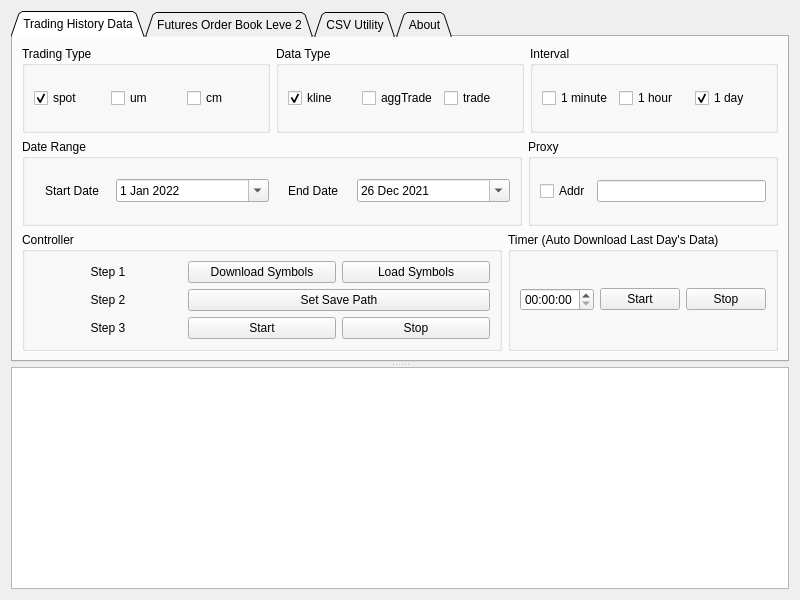
First picture: the form in quant/gui/widgets/MainForm.ui, repository KaiZheng2020/BinanceDownloader, before the edit.
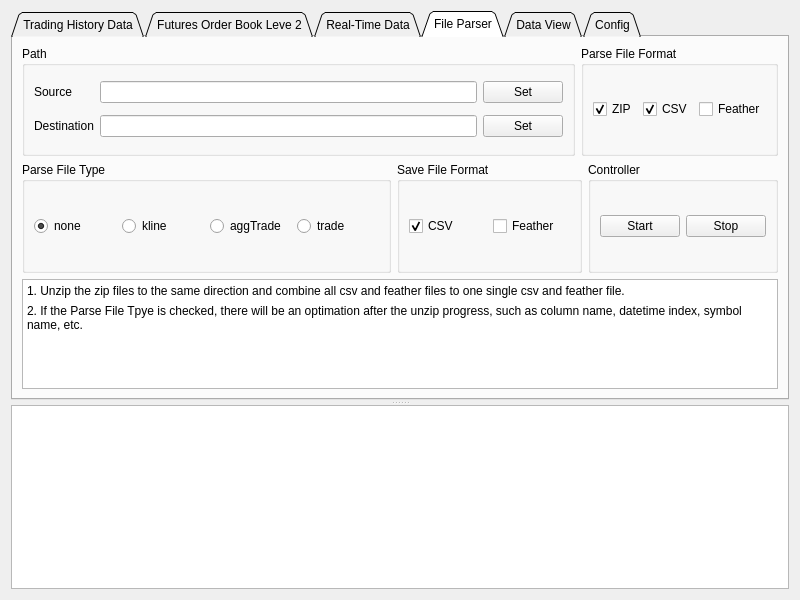
Second picture: the form after the edit. The open tabs and pages were chosen to show the change. Icons and pictures are not drawn.

Diff of the .ui file:
```diff
--- a/quant/gui/widgets/MainForm.ui
+++ b/quant/gui/widgets/MainForm.ui
@@ -64,7 +64,7 @@
        <enum>QTabWidget::Triangular</enum>
       </property>
       <property name="currentIndex">
-       <number>0</number>
+       <number>4</number>
       </property>
       <widget class="QWidget" name="tab_HistoryData">
        <attribute name="title">
@@ -244,7 +244,7 @@
                    <second>0</second>
                    <year>2021</year>
                    <month>12</month>
-                   <day>26</day>
+                   <day>23</day>
                   </datetime>
                  </property>
                  <property name="time">
@@ -313,34 +313,7 @@
                <string>Controller</string>
               </property>
               <layout class="QGridLayout" name="gridLayout">
-               <item row="0" column="0">
-                <widget class="QLabel" name="label_Step1">
-                 <property name="text">
-                  <string>Step 1</string>
-                 </property>
-                 <property name="alignment">
-                  <set>Qt::AlignCenter</set>
-                 </property>
-                </widget>
-               </item>
-               <item row="1" column="0">
-                <widget class="QLabel" name="label_Step2">
-                 <property name="text">
-                  <string>Step 2</string>
-                 </property>
-                 <property name="alignment">
-                  <set>Qt::AlignCenter</set>
-                 </property>
-                </widget>
-               </item>
-               <item row="1" column="1" colspan="2">
-                <widget class="QPushButton" name="pushButton_SetSavePath">
-                 <property name="text">
-                  <string>Set Save Path</string>
-                 </property>
-                </widget>
-               </item>
-               <item row="2" column="0">
+               <item row="2" column="1">
                 <widget class="QLabel" name="label_Step3">
                  <property name="text">
                   <string>Step 3</string>
@@ -350,28 +323,55 @@
                  </property>
                 </widget>
                </item>
-               <item row="2" column="1">
-                <widget class="QPushButton" name="pushButton_DownloaderStart">
-                 <property name="text">
-                  <string>Start</string>
-                 </property>
-                </widget>
-               </item>
-               <item row="0" column="1">
+               <item row="0" column="2">
                 <widget class="QPushButton" name="pushButton_DownloadSymbols">
                  <property name="text">
                   <string>Download Symbols</string>
                  </property>
                 </widget>
                </item>
-               <item row="0" column="2">
+               <item row="2" column="2">
+                <widget class="QPushButton" name="pushButton_DownloaderStart">
+                 <property name="text">
+                  <string>Start</string>
+                 </property>
+                </widget>
+               </item>
+               <item row="1" column="2" colspan="2">
+                <widget class="QPushButton" name="pushButton_SetSavePath">
+                 <property name="text">
+                  <string>Set Save Path</string>
+                 </property>
+                </widget>
+               </item>
+               <item row="1" column="1">
+                <widget class="QLabel" name="label_Step2">
+                 <property name="text">
+                  <string>Step 2</string>
+                 </property>
+                 <property name="alignment">
+                  <set>Qt::AlignCenter</set>
+                 </property>
+                </widget>
+               </item>
+               <item row="0" column="3">
                 <widget class="QPushButton" name="pushButton_LoadSymbols">
                  <property name="text">
                   <string>Load Symbols</string>
                  </property>
                 </widget>
                </item>
-               <item row="2" column="2">
+               <item row="0" column="1">
+                <widget class="QLabel" name="label_Step1">
+                 <property name="text">
+                  <string>Step 1</string>
+                 </property>
+                 <property name="alignment">
+                  <set>Qt::AlignCenter</set>
+                 </property>
+                </widget>
+               </item>
+               <item row="2" column="3">
                 <widget class="QPushButton" name="pushButton_DownloaderStop">
                  <property name="text">
                   <string>Stop</string>
@@ -566,28 +566,342 @@
         </widget>
        </widget>
       </widget>
-      <widget class="QWidget" name="tab_Utility">
+      <widget class="QWidget" name="tab_Realtime">
        <attribute name="title">
-        <string>CSV Utility</string>
+        <string>Real-Time Data</string>
        </attribute>
-       <widget class="QGroupBox" name="groupBox_CSV2Feature">
+      </widget>
+      <widget class="QWidget" name="tab_Parser">
+       <attribute name="title">
+        <string>File Parser</string>
+       </attribute>
+       <layout class="QVBoxLayout" name="verticalLayout_2" stretch="3,3,3">
+        <item>
+         <layout class="QHBoxLayout" name="horizontalLayout_FileParserUp">
+          <item>
+           <widget class="QGroupBox" name="groupBox_Path">
+            <property name="title">
+             <string>Path</string>
+            </property>
+            <layout class="QGridLayout" name="gridLayout_4">
+             <item row="1" column="0">
+              <widget class="QLabel" name="label_Des">
+               <property name="text">
+                <string>Destination</string>
+               </property>
+              </widget>
+             </item>
+             <item row="0" column="0">
+              <widget class="QLabel" name="label_Src">
+               <property name="text">
+                <string>Source</string>
+               </property>
+              </widget>
+             </item>
+             <item row="1" column="2">
+              <widget class="QPushButton" name="pushButton_SetDesDir">
+               <property name="text">
+                <string>Set</string>
+               </property>
+              </widget>
+             </item>
+             <item row="0" column="1">
+              <widget class="QLineEdit" name="lineEdit_SrcDir"/>
+             </item>
+             <item row="0" column="2">
+              <widget class="QPushButton" name="pushButton_SetSrcDir">
+               <property name="text">
+                <string>Set</string>
+               </property>
+              </widget>
+             </item>
+             <item row="1" column="1">
+              <widget class="QLineEdit" name="lineEdit_DesDir"/>
+             </item>
+            </layout>
+           </widget>
+          </item>
+          <item>
+           <widget class="QGroupBox" name="groupBox_ParseFileFormat">
+            <property name="title">
+             <string>Parse File Format</string>
+            </property>
+            <layout class="QGridLayout" name="gridLayout_5">
+             <item row="0" column="0">
+              <widget class="QCheckBox" name="checkBox_ParseZIP">
+               <property name="tabletTracking">
+                <bool>false</bool>
+               </property>
+               <property name="text">
+                <string>ZIP</string>
+               </property>
+               <property name="checked">
+                <bool>true</bool>
+               </property>
+              </widget>
+             </item>
+             <item row="0" column="1">
+              <widget class="QCheckBox" name="checkBox_ParseCSV">
+               <property name="tabletTracking">
+                <bool>false</bool>
+               </property>
+               <property name="text">
+                <string>CSV</string>
+               </property>
+               <property name="checked">
+                <bool>true</bool>
+               </property>
+              </widget>
+             </item>
+             <item row="0" column="2">
+              <widget class="QCheckBox" name="checkBox_ParseFeather">
+               <property name="text">
+                <string>Feather</string>
+               </property>
+              </widget>
+             </item>
+            </layout>
+           </widget>
+          </item>
+         </layout>
+        </item>
+        <item>
+         <layout class="QHBoxLayout" name="horizontalLayout" stretch="2,1,1">
+          <item>
+           <widget class="QGroupBox" name="groupBox_ParseFileTpye">
+            <property name="title">
+             <string>Parse File Type</string>
+            </property>
+            <layout class="QGridLayout" name="gridLayout_ParseFileType">
+             <item row="0" column="2">
+              <widget class="QRadioButton" name="radioButton_AggTrade">
+               <property name="text">
+                <string>aggTrade</string>
+               </property>
+              </widget>
+             </item>
+             <item row="0" column="3">
+              <widget class="QRadioButton" name="radioButton_Trade">
+               <property name="text">
+                <string>trade</string>
+               </property>
+              </widget>
+             </item>
+             <item row="0" column="1">
+              <widget class="QRadioButton" name="radioButton_Kline">
+               <property name="text">
+                <string>kline</string>
+               </property>
+              </widget>
+             </item>
+             <item row="0" column="0">
+              <widget class="QRadioButton" name="radioButton_None">
+               <property name="text">
+                <string>none</string>
+               </property>
+               <property name="checked">
+                <bool>true</bool>
+               </property>
+              </widget>
+             </item>
+            </layout>
+           </widget>
+          </item>
+          <item>
+           <widget class="QGroupBox" name="groupBox_SaveFileFormat">
+            <property name="title">
+             <string>Save File Format</string>
+            </property>
+            <layout class="QGridLayout" name="gridLayout_SaveFileFormat">
+             <item row="0" column="1">
+              <widget class="QCheckBox" name="checkBox_SaveFeather">
+               <property name="text">
+                <string>Feather</string>
+               </property>
+              </widget>
+             </item>
+             <item row="0" column="0">
+              <widget class="QCheckBox" name="checkBox_SaveCSV">
+               <property name="text">
+                <string>CSV</string>
+               </property>
+               <property name="checked">
+                <bool>true</bool>
+               </property>
+              </widget>
+             </item>
+            </layout>
+           </widget>
+          </item>
+          <item>
+           <widget class="QGroupBox" name="groupBox_FileParserController">
+            <property name="title">
+             <string>Controller</string>
+            </property>
+            <layout class="QGridLayout" name="gridLayout_FileParserController">
+             <item row="0" column="0">
+              <widget class="QPushButton" name="pushButton_ParseStart">
+               <property name="text">
+                <string>Start</string>
+               </property>
+              </widget>
+             </item>
+             <item row="0" column="1">
+              <widget class="QPushButton" name="pushButton_ParseStop">
+               <property name="text">
+                <string>Stop</string>
+               </property>
+              </widget>
+             </item>
+            </layout>
+           </widget>
+          </item>
+         </layout>
+        </item>
+        <item>
+         <widget class="QTextBrowser" name="textBrowser_FileParseNotice">
+          <property name="autoFillBackground">
+           <bool>false</bool>
+          </property>
+          <property name="markdown">
+           <string>1. Unzip the zip files to the same direction and combine all csv and feather
+files to one single csv and feather file. 
+
+2. If the Parse File Tpye is checked, there will be an optimation after the
+unzip progress, such as column name, datetime index, symbol name, etc.    
+
+</string>
+          </property>
+          <property name="html">
+           <string>&lt;!DOCTYPE HTML PUBLIC &quot;-//W3C//DTD HTML 4.0//EN&quot; &quot;http://www.w3.org/TR/REC-html40/strict.dtd&quot;&gt;
+&lt;html&gt;&lt;head&gt;&lt;meta name=&quot;qrichtext&quot; content=&quot;1&quot; /&gt;&lt;meta charset=&quot;utf-8&quot; /&gt;&lt;style type=&quot;text/css&quot;&gt;
+p, li { white-space: pre-wrap; }
+hr { height: 1px; border-width: 0; }
+&lt;/style&gt;&lt;/head&gt;&lt;body style=&quot; font-family:'Microsoft YaHei UI'; font-size:9pt; font-weight:400; font-style:normal;&quot;&gt;
+&lt;p style=&quot; margin-top:6px; margin-bottom:6px; margin-left:0px; margin-right:0px; -qt-block-indent:0; text-indent:0px;&quot;&gt;1. Unzip the zip files to the same direction and combine all csv and feather files to one single csv and feather file. &lt;/p&gt;
+&lt;p style=&quot; margin-top:6px; margin-bottom:6px; margin-left:0px; margin-right:0px; -qt-block-indent:0; text-indent:0px;&quot;&gt;2. If the Parse File Tpye is checked, there will be an optimation after the unzip progress, such as column name, datetime index, symbol name, etc.    &lt;/p&gt;&lt;/body&gt;&lt;/html&gt;</string>
+          </property>
+         </widget>
+        </item>
+       </layout>
+      </widget>
+      <widget class="QWidget" name="tab_DataView">
+       <attribute name="title">
+        <string>Data View</string>
+       </attribute>
+       <layout class="QVBoxLayout" name="verticalLayout_4">
+        <item>
+         <layout class="QGridLayout" name="gridLayout_2">
+          <item row="0" column="0">
+           <widget class="QPushButton" name="pushButton_DataView_Open">
+            <property name="text">
+             <string>Open</string>
+            </property>
+           </widget>
+          </item>
+          <item row="0" column="1">
+           <widget class="QPushButton" name="pushButton_DataView_Info">
+            <property name="text">
+             <string>Info</string>
+            </property>
+           </widget>
+          </item>
+          <item row="0" column="2">
+           <widget class="QPushButton" name="pushButton_DataView_Null">
+            <property name="text">
+             <string>Null</string>
+            </property>
+           </widget>
+          </item>
+          <item row="0" column="3">
+           <widget class="QPushButton" name="pushButton_DataView_Describe">
+            <property name="text">
+             <string>Describe</string>
+            </property>
+           </widget>
+          </item>
+          <item row="0" column="4">
+           <widget class="QPushButton" name="pushButton_DataView_Scatter">
+            <property name="text">
+             <string>Scatter</string>
+            </property>
+           </widget>
+          </item>
+          <item row="0" column="5">
+           <widget class="QPushButton" name="pushButton_DataView_KDE">
+            <property name="text">
+             <string>KDE</string>
+            </property>
+           </widget>
+          </item>
+          <item row="0" column="6">
+           <widget class="QPushButton" name="pushButton_DataView_PairPlot">
+            <property name="text">
+             <string>PairPlot</string>
+            </property>
+           </widget>
+          </item>
+          <item row="0" column="7">
+           <widget class="QPushButton" name="pushButton_DataView_CorrMap">
+            <property name="text">
+             <string>CorrMap</string>
+            </property>
+           </widget>
+          </item>
+          <item row="0" column="8">
+           <widget class="QPushButton" name="pushButton_DataView_Feature">
+            <property name="text">
+             <string>Feature</string>
+            </property>
+           </widget>
+          </item>
+          <item row="1" column="0" colspan="9">
+           <widget class="QTableView" name="tableView_DataView"/>
+          </item>
+         </layout>
+        </item>
+       </layout>
+      </widget>
+      <widget class="QWidget" name="tab_Config">
+       <attribute name="title">
+        <string>Config</string>
+       </attribute>
+       <widget class="QPushButton" name="pushButton_SaveConfig">
         <property name="geometry">
          <rect>
-          <x>130</x>
-          <y>70</y>
-          <width>481</width>
-          <height>80</height>
+          <x>480</x>
+          <y>270</y>
+          <width>75</width>
+          <height>24</height>
          </rect>
         </property>
-        <property name="title">
-         <string>CSV to Feature</string>
+        <property name="text">
+         <string>Save</string>
         </property>
        </widget>
-      </widget>
-      <widget class="QWidget" name="tab_About">
-       <attribute name="title">
-        <string>About</string>
-       </attribute>
+       <widget class="QLineEdit" name="lineEdit_LogPath">
+        <property name="geometry">
+         <rect>
+          <x>120</x>
+          <y>50</y>
+          <width>421</width>
+          <height>20</height>
+         </rect>
+        </property>
+       </widget>
+       <widget class="QLabel" name="label">
+        <property name="geometry">
+         <rect>
+          <x>60</x>
+          <y>50</y>
+          <width>54</width>
+          <height>16</height>
+         </rect>
+        </property>
+        <property name="text">
+         <string>Log Path</string>
+        </property>
+       </widget>
       </widget>
      </widget>
      <widget class="QTextEdit" name="textEdit_Log">
```
